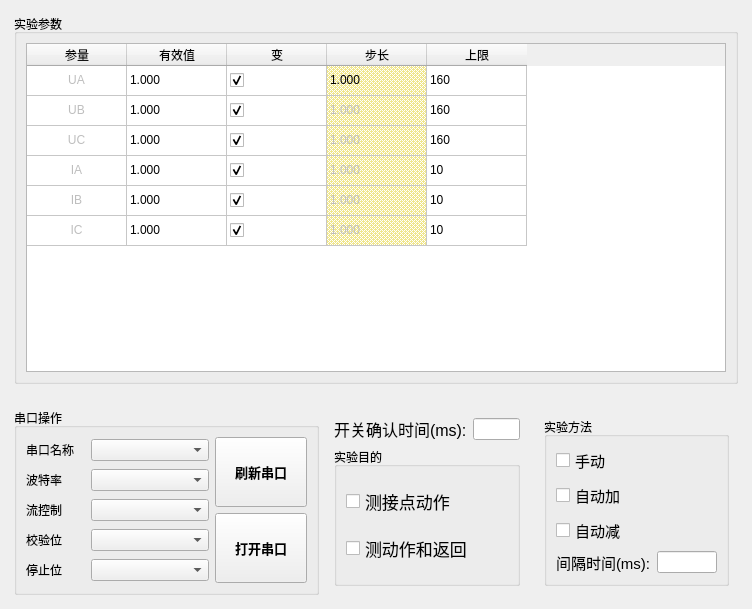
The window that energy/ui/test02/ui_002.ui (AgueroZzz/Electric-energy-detection) describes before a commit, drawn with Qt 5.
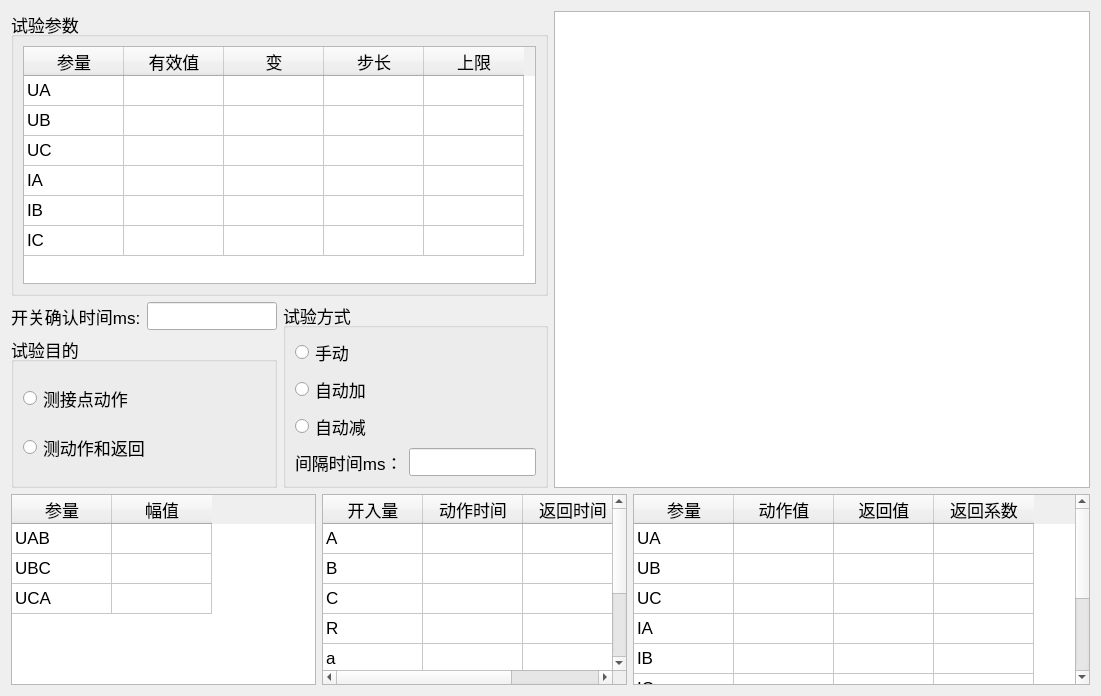
The same window after the commit.

```diff
--- a/energy/ui/test02/ui_002.ui
+++ b/energy/ui/test02/ui_002.ui
@@ -6,67 +6,37 @@
    <rect>
     <x>0</x>
     <y>0</y>
-    <width>752</width>
-    <height>609</height>
+    <width>1101</width>
+    <height>696</height>
    </rect>
   </property>
+  <property name="font">
+   <font>
+    <pointsize>13</pointsize>
+   </font>
+  </property>
   <property name="windowTitle">
    <string>Form</string>
   </property>
-  <layout class="QVBoxLayout" name="verticalLayout_2" stretch="2,1">
-   <property name="sizeConstraint">
-    <enum>QLayout::SetNoConstraint</enum>
-   </property>
-   <property name="leftMargin">
-    <number>5</number>
-   </property>
-   <property name="topMargin">
-    <number>5</number>
-   </property>
-   <property name="rightMargin">
-    <number>5</number>
-   </property>
-   <property name="bottomMargin">
-    <number>5</number>
-   </property>
+  <layout class="QVBoxLayout" name="verticalLayout_5" stretch="5,2">
    <item>
-    <widget class="QWidget" name="widget" native="true">
-     <layout class="QVBoxLayout" name="verticalLayout_6">
-      <property name="spacing">
-       <number>3</number>
-      </property>
+    <layout class="QHBoxLayout" name="horizontalLayout_5" stretch="1,1">
       <item>
-       <widget class="QGroupBox" name="gp_table">
+      <layout class="QVBoxLayout" name="verticalLayout_4">
+       <item>
+        <widget class="QGroupBox" name="groupBox">
         <property name="title">
-         <string>实验参数</string>
-        </property>
-        <layout class="QHBoxLayout" name="horizontalLayout_2">
+          <string>试验参数</string>
+         </property>
+         <layout class="QHBoxLayout" name="horizontalLayout">
          <item>
-          <widget class="QTableWidget" name="test_table">
-           <property name="gridStyle">
-            <enum>Qt::SolidLine</enum>
-           </property>
+           <widget class="QTableWidget" name="tb_sycs">
            <property name="rowCount">
             <number>6</number>
            </property>
-           <attribute name="horizontalHeaderStretchLastSection">
-            <bool>false</bool>
-           </attribute>
            <attribute name="verticalHeaderVisible">
             <bool>false</bool>
            </attribute>
-           <attribute name="verticalHeaderCascadingSectionResizes">
-            <bool>false</bool>
-           </attribute>
-           <attribute name="verticalHeaderHighlightSections">
-            <bool>true</bool>
-           </attribute>
-           <attribute name="verticalHeaderShowSortIndicator" stdset="0">
-            <bool>false</bool>
-           </attribute>
-           <attribute name="verticalHeaderStretchLastSection">
-            <bool>false</bool>
-           </attribute>
            <row/>
            <row/>
            <row/>
@@ -102,485 +72,88 @@
             <property name="text">
              <string>UA</string>
             </property>
-            <property name="textAlignment">
-             <set>AlignCenter</set>
-            </property>
             <property name="flags">
-             <set>ItemIsSelectable|ItemIsEditable|ItemIsDragEnabled|ItemIsDropEnabled</set>
-            </property>
-           </item>
-           <item row="0" column="1">
-            <property name="text">
-             <string>1.000</string>
-            </property>
-           </item>
-           <item row="0" column="2">
-            <property name="text">
-             <string/>
-            </property>
-            <property name="textAlignment">
-             <set>AlignCenter</set>
-            </property>
-            <property name="checkState">
-             <enum>Checked</enum>
-            </property>
-           </item>
-           <item row="0" column="3">
-            <property name="text">
-             <string>1.000</string>
-            </property>
-            <property name="background">
-             <brush brushstyle="Dense3Pattern">
-              <color alpha="255">
-               <red>240</red>
-               <green>230</green>
-               <blue>140</blue>
-              </color>
-             </brush>
-            </property>
-            <property name="foreground">
-             <brush brushstyle="Dense6Pattern">
-              <color alpha="255">
-               <red>0</red>
-               <green>0</green>
-               <blue>0</blue>
-              </color>
-             </brush>
-            </property>
-            <property name="flags">
-             <set>ItemIsSelectable|ItemIsEditable|ItemIsDragEnabled|ItemIsDropEnabled</set>
-            </property>
-           </item>
-           <item row="0" column="4">
-            <property name="text">
-             <string>160</string>
+              <set>ItemIsSelectable|ItemIsDragEnabled|ItemIsDropEnabled|ItemIsUserCheckable|ItemIsEnabled</set>
             </property>
            </item>
            <item row="1" column="0">
             <property name="text">
              <string>UB</string>
             </property>
-            <property name="textAlignment">
-             <set>AlignCenter</set>
-            </property>
             <property name="flags">
-             <set>ItemIsSelectable|ItemIsEditable|ItemIsDragEnabled|ItemIsDropEnabled</set>
-            </property>
-           </item>
-           <item row="1" column="1">
-            <property name="text">
-             <string>1.000</string>
-            </property>
-           </item>
-           <item row="1" column="2">
-            <property name="text">
-             <string/>
-            </property>
-            <property name="checkState">
-             <enum>Checked</enum>
-            </property>
-           </item>
-           <item row="1" column="3">
-            <property name="text">
-             <string>1.000</string>
-            </property>
-            <property name="background">
-             <brush brushstyle="Dense3Pattern">
-              <color alpha="255">
-               <red>240</red>
-               <green>230</green>
-               <blue>140</blue>
-              </color>
-             </brush>
-            </property>
-            <property name="flags">
-             <set>ItemIsSelectable|ItemIsEditable|ItemIsDragEnabled|ItemIsDropEnabled</set>
-            </property>
-           </item>
-           <item row="1" column="4">
-            <property name="text">
-             <string>160</string>
+              <set>ItemIsSelectable|ItemIsDragEnabled|ItemIsDropEnabled|ItemIsUserCheckable|ItemIsEnabled</set>
             </property>
            </item>
            <item row="2" column="0">
             <property name="text">
              <string>UC</string>
             </property>
-            <property name="textAlignment">
-             <set>AlignCenter</set>
-            </property>
             <property name="flags">
-             <set>ItemIsSelectable|ItemIsEditable|ItemIsDragEnabled|ItemIsDropEnabled</set>
-            </property>
-           </item>
-           <item row="2" column="1">
-            <property name="text">
-             <string>1.000</string>
-            </property>
-           </item>
-           <item row="2" column="2">
-            <property name="text">
-             <string/>
-            </property>
-            <property name="checkState">
-             <enum>Checked</enum>
-            </property>
-           </item>
-           <item row="2" column="3">
-            <property name="text">
-             <string>1.000</string>
-            </property>
-            <property name="background">
-             <brush brushstyle="Dense3Pattern">
-              <color alpha="255">
-               <red>240</red>
-               <green>230</green>
-               <blue>140</blue>
-              </color>
-             </brush>
-            </property>
-            <property name="flags">
-             <set>ItemIsSelectable|ItemIsEditable|ItemIsDragEnabled|ItemIsDropEnabled</set>
-            </property>
-           </item>
-           <item row="2" column="4">
-            <property name="text">
-             <string>160</string>
+              <set>ItemIsSelectable|ItemIsDragEnabled|ItemIsDropEnabled|ItemIsUserCheckable|ItemIsEnabled</set>
             </property>
            </item>
            <item row="3" column="0">
             <property name="text">
              <string>IA</string>
             </property>
-            <property name="textAlignment">
-             <set>AlignCenter</set>
-            </property>
             <property name="flags">
-             <set>ItemIsSelectable|ItemIsEditable|ItemIsDragEnabled|ItemIsDropEnabled</set>
-            </property>
-           </item>
-           <item row="3" column="1">
-            <property name="text">
-             <string>1.000</string>
-            </property>
-           </item>
-           <item row="3" column="2">
-            <property name="text">
-             <string/>
-            </property>
-            <property name="checkState">
-             <enum>Checked</enum>
-            </property>
-           </item>
-           <item row="3" column="3">
-            <property name="text">
-             <string>1.000</string>
-            </property>
-            <property name="background">
-             <brush brushstyle="Dense3Pattern">
-              <color alpha="255">
-               <red>240</red>
-               <green>230</green>
-               <blue>140</blue>
-              </color>
-             </brush>
-            </property>
-            <property name="flags">
-             <set>ItemIsSelectable|ItemIsEditable|ItemIsDragEnabled|ItemIsDropEnabled</set>
-            </property>
-           </item>
-           <item row="3" column="4">
-            <property name="text">
-             <string>10</string>
+              <set>ItemIsSelectable|ItemIsDragEnabled|ItemIsDropEnabled|ItemIsUserCheckable|ItemIsEnabled</set>
             </property>
            </item>
            <item row="4" column="0">
             <property name="text">
              <string>IB</string>
             </property>
-            <property name="textAlignment">
-             <set>AlignCenter</set>
-            </property>
             <property name="flags">
-             <set>ItemIsSelectable|ItemIsEditable|ItemIsDragEnabled|ItemIsDropEnabled</set>
-            </property>
-           </item>
-           <item row="4" column="1">
-            <property name="text">
-             <string>1.000</string>
-            </property>
-           </item>
-           <item row="4" column="2">
-            <property name="text">
-             <string/>
-            </property>
-            <property name="checkState">
-             <enum>Checked</enum>
-            </property>
-           </item>
-           <item row="4" column="3">
-            <property name="text">
-             <string>1.000</string>
-            </property>
-            <property name="background">
-             <brush brushstyle="Dense3Pattern">
-              <color alpha="255">
-               <red>240</red>
-               <green>230</green>
-               <blue>140</blue>
-              </color>
-             </brush>
-            </property>
-            <property name="flags">
-             <set>ItemIsSelectable|ItemIsEditable|ItemIsDragEnabled|ItemIsDropEnabled</set>
-            </property>
-           </item>
-           <item row="4" column="4">
-            <property name="text">
-             <string>10</string>
+              <set>ItemIsSelectable|ItemIsDragEnabled|ItemIsDropEnabled|ItemIsUserCheckable|ItemIsEnabled</set>
             </property>
            </item>
            <item row="5" column="0">
             <property name="text">
              <string>IC</string>
             </property>
-            <property name="textAlignment">
-             <set>AlignCenter</set>
-            </property>
             <property name="flags">
-             <set>ItemIsSelectable|ItemIsEditable|ItemIsDragEnabled|ItemIsDropEnabled</set>
-            </property>
-           </item>
-           <item row="5" column="1">
-            <property name="text">
-             <string>1.000</string>
-            </property>
-           </item>
-           <item row="5" column="2">
-            <property name="text">
-             <string/>
-            </property>
-            <property name="checkState">
-             <enum>Checked</enum>
-            </property>
-           </item>
-           <item row="5" column="3">
-            <property name="text">
-             <string>1.000</string>
-            </property>
-            <property name="background">
-             <brush brushstyle="Dense3Pattern">
-              <color alpha="255">
-               <red>240</red>
-               <green>230</green>
-               <blue>140</blue>
-              </color>
-             </brush>
-            </property>
-            <property name="flags">
-             <set>ItemIsSelectable|ItemIsEditable|ItemIsDragEnabled|ItemIsDropEnabled</set>
-            </property>
-           </item>
-           <item row="5" column="4">
-            <property name="text">
-             <string>10</string>
-            </property>
-           </item>
+              <set>ItemIsSelectable|ItemIsDragEnabled|ItemIsDropEnabled|ItemIsUserCheckable|ItemIsEnabled</set>
+             </property>
+            </item>
           </widget>
          </item>
         </layout>
        </widget>
       </item>
-     </layout>
-    </widget>
-   </item>
    <item>
-    <widget class="QWidget" name="widget_2" native="true">
-     <layout class="QHBoxLayout" name="horizontalLayout" stretch="3,2,2">
+        <layout class="QHBoxLayout" name="horizontalLayout_4" stretch="1,1">
       <item>
-       <widget class="QGroupBox" name="groupBox">
-        <property name="title">
-         <string>串口操作</string>
-        </property>
-        <layout class="QHBoxLayout" name="horizontalLayout_10" stretch="2,1">
+          <layout class="QVBoxLayout" name="verticalLayout_2">
          <item>
-          <layout class="QVBoxLayout" name="verticalLayout_3">
-           <item>
-            <layout class="QHBoxLayout" name="horizontalLayout_3" stretch="1,2">
+            <layout class="QHBoxLayout" name="horizontalLayout_2">
              <item>
               <widget class="QLabel" name="label">
                <property name="text">
-                <string>串口名称</string>
+                <string>开关确认时间ms:</string>
                </property>
               </widget>
              </item>
              <item>
-              <widget class="QComboBox" name="cb_serial_name"/>
+              <widget class="QLineEdit" name="lineEdit"/>
              </item>
             </layout>
            </item>
            <item>
-            <layout class="QHBoxLayout" name="horizontalLayout_6" stretch="1,2">
-             <item>
-              <widget class="QLabel" name="label_2">
-               <property name="text">
-                <string>波特率</string>
-               </property>
-              </widget>
-             </item>
-             <item>
-              <widget class="QComboBox" name="cb_baudrate"/>
-             </item>
-            </layout>
-           </item>
-           <item>
-            <layout class="QHBoxLayout" name="horizontalLayout_7" stretch="1,2">
-             <item>
-              <widget class="QLabel" name="label_5">
-               <property name="text">
-                <string>流控制</string>
-               </property>
-              </widget>
-             </item>
-             <item>
-              <widget class="QComboBox" name="cb_flow"/>
-             </item>
-            </layout>
-           </item>
-           <item>
-            <layout class="QHBoxLayout" name="horizontalLayout_8" stretch="1,2">
-             <item>
-              <widget class="QLabel" name="label_6">
-               <property name="text">
-                <string>校验位</string>
-               </property>
-              </widget>
-             </item>
-             <item>
-              <widget class="QComboBox" name="cb_parity"/>
-             </item>
-            </layout>
-           </item>
-           <item>
-            <layout class="QHBoxLayout" name="horizontalLayout_9" stretch="1,2">
-             <item>
-              <widget class="QLabel" name="label_7">
-               <property name="text">
-                <string>停止位</string>
-               </property>
-              </widget>
-             </item>
-             <item>
-              <widget class="QComboBox" name="cb_stop"/>
-             </item>
-            </layout>
-           </item>
-          </layout>
-         </item>
-         <item>
-          <layout class="QVBoxLayout" name="verticalLayout" stretch="1,1">
-           <item>
-            <widget class="QPushButton" name="btn_open_serial">
-             <property name="sizePolicy">
-              <sizepolicy hsizetype="Minimum" vsizetype="Minimum">
-               <horstretch>0</horstretch>
-               <verstretch>0</verstretch>
-              </sizepolicy>
-             </property>
-             <property name="minimumSize">
-              <size>
-               <width>40</width>
-               <height>40</height>
-              </size>
-             </property>
-             <property name="font">
-              <font>
-               <pointsize>10</pointsize>
-               <bold>true</bold>
-              </font>
-             </property>
-             <property name="text">
-              <string>刷新串口</string>
-             </property>
-            </widget>
-           </item>
-           <item>
-            <widget class="QPushButton" name="btn_stop_serial">
-             <property name="sizePolicy">
-              <sizepolicy hsizetype="Minimum" vsizetype="Minimum">
-               <horstretch>0</horstretch>
-               <verstretch>0</verstretch>
-              </sizepolicy>
-             </property>
-             <property name="minimumSize">
-              <size>
-               <width>40</width>
-               <height>40</height>
-              </size>
-             </property>
-             <property name="font">
-              <font>
-               <pointsize>10</pointsize>
-               <bold>true</bold>
-              </font>
-             </property>
-             <property name="text">
-              <string>打开串口</string>
-             </property>
-            </widget>
-           </item>
-          </layout>
-         </item>
-        </layout>
-       </widget>
-      </item>
-      <item>
-       <widget class="QWidget" name="widget_4" native="true">
-        <layout class="QVBoxLayout" name="verticalLayout_10">
-         <item>
-          <layout class="QHBoxLayout" name="horizontalLayout_4">
-           <item>
-            <widget class="QLabel" name="label_3">
-             <property name="font">
-              <font>
-               <pointsize>12</pointsize>
-              </font>
-             </property>
-             <property name="text">
-              <string>开关确认时间(ms):</string>
-             </property>
-            </widget>
-           </item>
-           <item>
-            <widget class="QLineEdit" name="ld_open_check_time"/>
-           </item>
-          </layout>
-         </item>
-         <item>
-          <widget class="QGroupBox" name="gb_goal">
+            <widget class="QGroupBox" name="groupBox_2">
            <property name="title">
-            <string>实验目的</string>
-           </property>
-           <layout class="QVBoxLayout" name="verticalLayout_9">
+              <string>试验目的</string>
+             </property>
+             <layout class="QVBoxLayout" name="verticalLayout">
             <item>
-             <widget class="QCheckBox" name="cb_goal_action">
-              <property name="font">
-               <font>
-                <pointsize>13</pointsize>
-               </font>
-              </property>
+               <widget class="QRadioButton" name="radioButton">
               <property name="text">
                <string>测接点动作</string>
               </property>
              </widget>
             </item>
             <item>
-             <widget class="QCheckBox" name="cb_goal_back">
-              <property name="font">
-               <font>
-                <pointsize>13</pointsize>
-               </font>
-              </property>
+               <widget class="QRadioButton" name="radioButton_2">
               <property name="text">
                <string>测动作和返回</string>
               </property>
@@ -590,69 +163,45 @@
           </widget>
          </item>
         </layout>
-       </widget>
       </item>
       <item>
-       <widget class="QWidget" name="widget_5" native="true">
-        <layout class="QVBoxLayout" name="verticalLayout_7">
-         <item>
-          <widget class="QGroupBox" name="gb_method">
+          <widget class="QGroupBox" name="groupBox_3">
            <property name="title">
-            <string>实验方法</string>
+            <string>试验方式</string>
            </property>
-           <layout class="QVBoxLayout" name="verticalLayout_8">
+           <layout class="QVBoxLayout" name="verticalLayout_3">
             <item>
-             <widget class="QCheckBox" name="cb_method_manual">
-              <property name="font">
-               <font>
-                <pointsize>11</pointsize>
-               </font>
-              </property>
+             <widget class="QRadioButton" name="radioButton_3">
               <property name="text">
                <string>手动</string>
               </property>
              </widget>
             </item>
             <item>
-             <widget class="QCheckBox" name="cb_method_auto_up">
-              <property name="font">
-               <font>
-                <pointsize>11</pointsize>
-               </font>
-              </property>
+             <widget class="QRadioButton" name="radioButton_4">
               <property name="text">
                <string>自动加</string>
               </property>
              </widget>
             </item>
             <item>
-             <widget class="QCheckBox" name="cb_method_auto_dowm">
-              <property name="font">
-               <font>
-                <pointsize>11</pointsize>
-               </font>
-              </property>
+             <widget class="QRadioButton" name="radioButton_5">
               <property name="text">
                <string>自动减</string>
               </property>
              </widget>
             </item>
             <item>
-             <layout class="QHBoxLayout" name="horizontalLayout_5">
+             <layout class="QHBoxLayout" name="horizontalLayout_3">
               <item>
-               <widget class="QLabel" name="label_4">
-                <property name="font">
-                 <font>
-                  <pointsize>11</pointsize>
-                 </font>
-                </property>
+               <widget class="QLabel" name="label_2">
                 <property name="text">
-                 <string>间隔时间(ms):</string>
+                 <string>间隔时间ms：</string>
                 </property>
                </widget>
               </item>
               <item>
-               <widget class="QLineEdit" name="ld_interval_time"/>
+               <widget class="QLineEdit" name="lineEdit_2"/>
               </item>
              </layout>
             </item>
@@ -660,10 +209,206 @@
           </widget>
          </item>
         </layout>
-       </widget>
-      </item>
-     </layout>
-    </widget>
+       </item>
+      </layout>
+     </item>
+     <item>
+      <widget class="QTableWidget" name="tableWidget_2"/>
+     </item>
+    </layout>
+   </item>
+   <item>
+    <layout class="QHBoxLayout" name="horizontalLayout_6" stretch="2,2,3">
+     <item>
+      <widget class="QTableWidget" name="tb_down_1">
+       <property name="rowCount">
+        <number>3</number>
+       </property>
+       <attribute name="verticalHeaderVisible">
+        <bool>false</bool>
+       </attribute>
+       <row/>
+       <row/>
+       <row/>
+       <column>
+        <property name="text">
+         <string>参量</string>
+        </property>
+       </column>
+       <column>
+        <property name="text">
+         <string>幅值</string>
+        </property>
+       </column>
+       <item row="0" column="0">
+        <property name="text">
+         <string>UAB</string>
+        </property>
+       </item>
+       <item row="1" column="0">
+        <property name="text">
+         <string>UBC</string>
+        </property>
+       </item>
+       <item row="2" column="0">
+        <property name="text">
+         <string>UCA</string>
+        </property>
+       </item>
+      </widget>
+     </item>
+     <item>
+      <widget class="QTableWidget" name="tb_down_2">
+       <property name="rowCount">
+        <number>7</number>
+       </property>
+       <attribute name="verticalHeaderVisible">
+        <bool>false</bool>
+       </attribute>
+       <row/>
+       <row/>
+       <row/>
+       <row/>
+       <row/>
+       <row/>
+       <row/>
+       <column>
+        <property name="text">
+         <string>开入量</string>
+        </property>
+       </column>
+       <column>
+        <property name="text">
+         <string>动作时间</string>
+        </property>
+       </column>
+       <column>
+        <property name="text">
+         <string>返回时间</string>
+        </property>
+       </column>
+       <item row="0" column="0">
+        <property name="text">
+         <string>A</string>
+        </property>
+       </item>
+       <item row="1" column="0">
+        <property name="text">
+         <string>B</string>
+        </property>
+       </item>
+       <item row="2" column="0">
+        <property name="text">
+         <string>C</string>
+        </property>
+       </item>
+       <item row="3" column="0">
+        <property name="text">
+         <string>R</string>
+        </property>
+       </item>
+       <item row="4" column="0">
+        <property name="text">
+         <string>a</string>
+        </property>
+       </item>
+       <item row="5" column="0">
+        <property name="text">
+         <string>b</string>
+        </property>
+       </item>
+       <item row="6" column="0">
+        <property name="text">
+         <string>c</string>
+        </property>
+       </item>
+      </widget>
+     </item>
+     <item>
+      <widget class="QTableWidget" name="tb_down_3">
+       <property name="rowCount">
+        <number>9</number>
+       </property>
+       <attribute name="verticalHeaderVisible">
+        <bool>false</bool>
+       </attribute>
+       <row/>
+       <row/>
+       <row/>
+       <row/>
+       <row/>
+       <row/>
+       <row/>
+       <row/>
+       <row/>
+       <column>
+        <property name="text">
+         <string>参量</string>
+        </property>
+       </column>
+       <column>
+        <property name="text">
+         <string>动作值</string>
+        </property>
+       </column>
+       <column>
+        <property name="text">
+         <string>返回值</string>
+        </property>
+       </column>
+       <column>
+        <property name="text">
+         <string>返回系数</string>
+        </property>
+       </column>
+       <item row="0" column="0">
+        <property name="text">
+         <string>UA</string>
+        </property>
+       </item>
+       <item row="1" column="0">
+        <property name="text">
+         <string>UB</string>
+        </property>
+       </item>
+       <item row="2" column="0">
+        <property name="text">
+         <string>UC</string>
+        </property>
+       </item>
+       <item row="3" column="0">
+        <property name="text">
+         <string>IA</string>
+        </property>
+       </item>
+       <item row="4" column="0">
+        <property name="text">
+         <string>IB</string>
+        </property>
+       </item>
+       <item row="5" column="0">
+        <property name="text">
+         <string>IC</string>
+        </property>
+       </item>
+       <item row="6" column="0">
+        <property name="text">
+         <string>UAB</string>
+        </property>
+       </item>
+       <item row="7" column="0">
+        <property name="text">
+         <string>UBC</string>
+        </property>
+       </item>
+       <item row="8" column="0">
+        <property name="text">
+         <string>UCA</string>
+        </property>
+       </item>
+      </widget>
+     </item>
+    </layout>
    </item>
   </layout>
  </widget>
```
Lines whose indentation alone changed are shown as unchanged.
